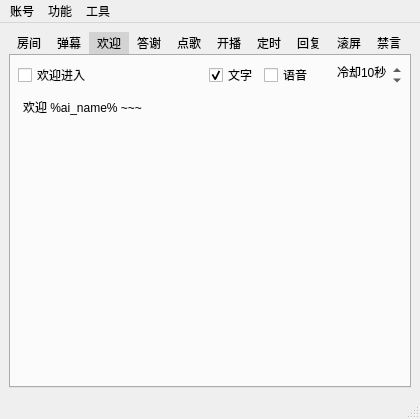
First picture: the form in mainwindow.ui, repository iwxyi/Bilibili-MagicalDanmaku, before the edit.
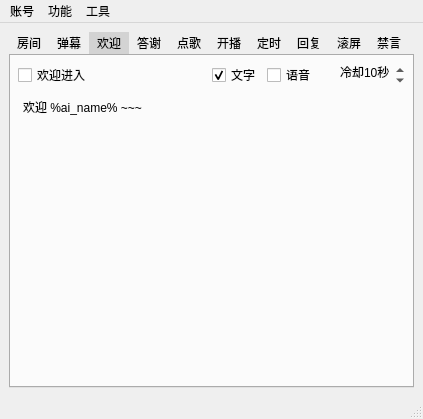
Second picture: the form after the edit. Icons and pictures are not drawn. Custom widgets are drawn as their Qt base class.

Commit message: 添加CdChannel

```diff
--- a/mainwindow.ui
+++ b/mainwindow.ui
@@ -6,7 +6,7 @@
    <rect>
     <x>0</x>
     <y>0</y>
-    <width>420</width>
+    <width>423</width>
     <height>408</height>
    </rect>
   </property>
@@ -2015,7 +2015,7 @@
     <rect>
      <x>0</x>
      <y>0</y>
-     <width>420</width>
+     <width>423</width>
      <height>23</height>
     </rect>
    </property>
```
The commit also changes 2 other files.
